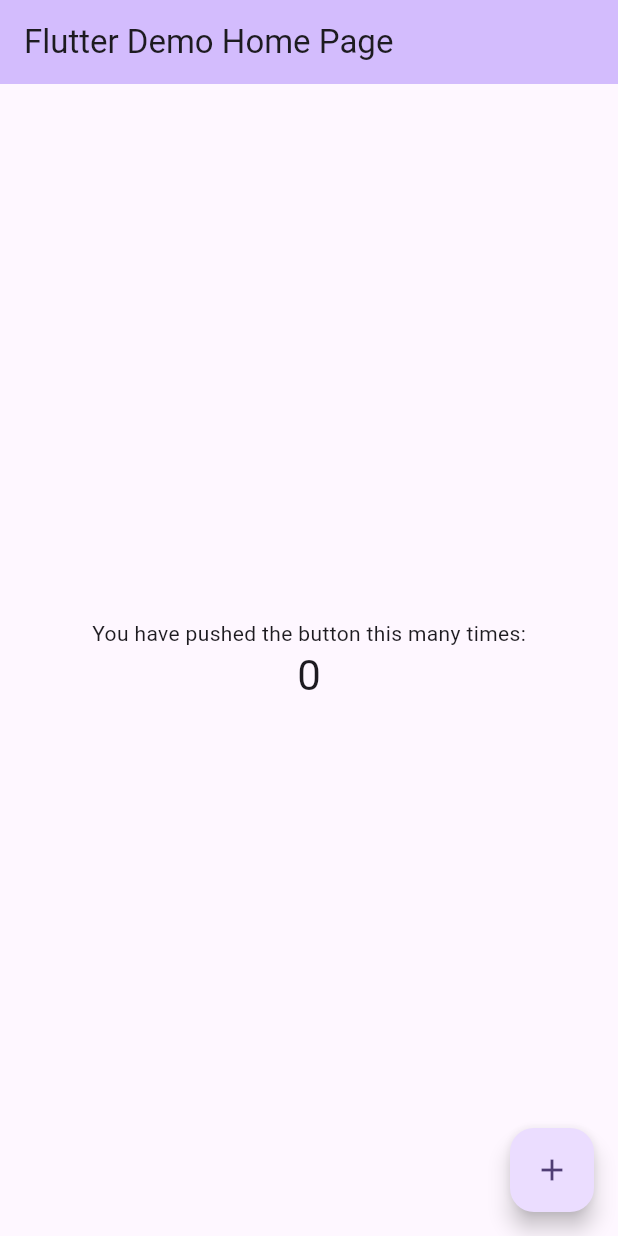
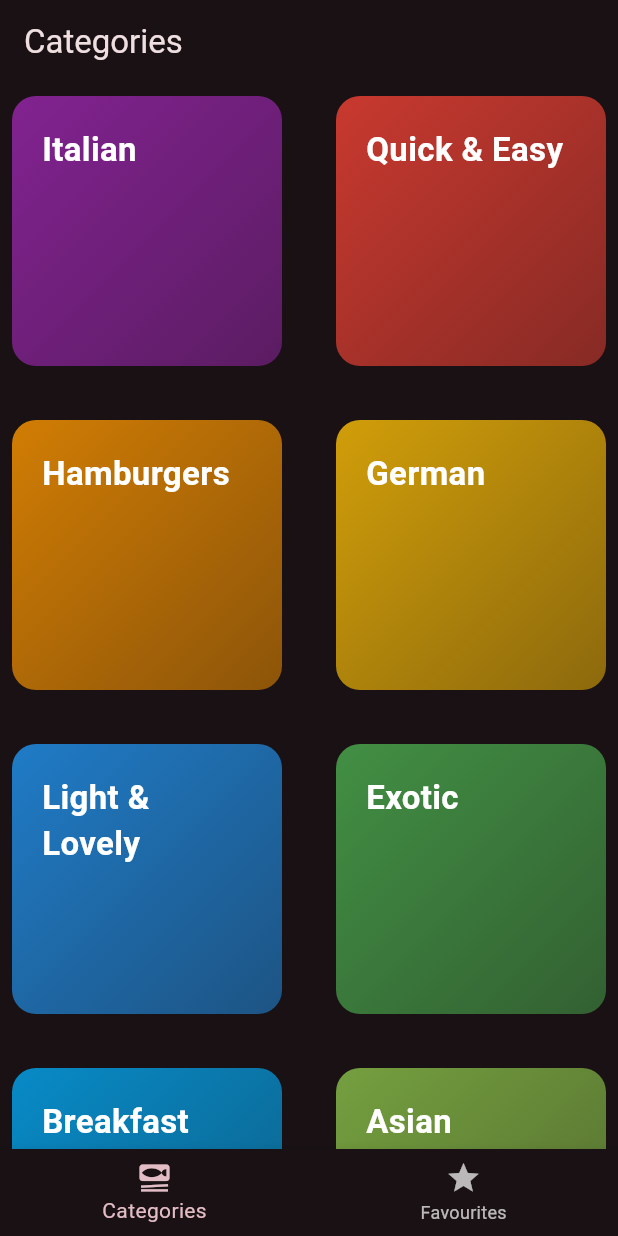
Before and after one commit to Jwkmk8522/mealapp, a Flutter app: the screen it shows after launch, on a phone screen of 412 x 824 dp. Run offline on Flutter 3.47's test engine with Material 3 defaults, Android fonts, the phone set to English and light mode, and no system bars.

Commit message:
Grid view and bottom navigation bar

```diff
--- a/analysis_options.yaml
+++ b/analysis_options.yaml
@@ -7,6 +7,9 @@
 
 # The following line activates a set of recommended lints for Flutter apps,
 # packages, and plugins designed to encourage good coding practices.
+analyzer:
+  errors:
+    non_constant_identifier_names: ignore
 include: package:flutter_lints/flutter.yaml
 
 linter:
--- /dev/null
+++ b/lib/Screens/categories.dart
@@ -0,0 +1,25 @@
+import 'package:flutter/material.dart';
+import 'package:mealapp/data/dummy_data.dart';
+import 'package:mealapp/models/category.dart';
+import 'package:mealapp/widgets/category_grid_item.dart';
+
+class categories extends StatefulWidget {
+  const categories({super.key});
+
+  @override
+  State<categories> createState() => _categoriesState();
+}
+
+class _categoriesState extends State<categories> {
+  List<Category> Categories = availableCategories;
+  @override
+  Widget build(BuildContext context) {
+    return GridView(
+      gridDelegate: const SliverGridDelegateWithFixedCrossAxisCount(
+          crossAxisCount: 2, crossAxisSpacing: 20, mainAxisSpacing: 20),
+      children: [
+        for (final catogory in Categories) CategoryGridItem(raja: catogory),
+      ],
+    );
+  }
+}
--- /dev/null
+++ b/lib/data/dummy_data.dart
@@ -0,0 +1,410 @@
+import 'package:flutter/material.dart';
+
+import '../models/category.dart';
+
+// Constants in Dart should be written in lowerCamelcase.
+List<Category> availableCategories = [
+  Category(
+    id: 'c1',
+    title: 'Italian',
+    color: Colors.purple,
+  ),
+  Category(
+    id: 'c2',
+    title: 'Quick & Easy',
+    color: Colors.red,
+  ),
+  Category(
+    id: 'c3',
+    title: 'Hamburgers',
+    color: Colors.orange,
+  ),
+  Category(
+    id: 'c4',
+    title: 'German',
+    color: Colors.amber,
+  ),
+  Category(
+    id: 'c5',
+    title: 'Light & Lovely',
+    color: Colors.blue,
+  ),
+  Category(
+    id: 'c6',
+    title: 'Exotic',
+    color: Colors.green,
+  ),
+  Category(
+    id: 'c7',
+    title: 'Breakfast',
+    color: Colors.lightBlue,
+  ),
+  Category(
+    id: 'c8',
+    title: 'Asian',
+    color: Colors.lightGreen,
+  ),
+  Category(
+    id: 'c9',
+    title: 'French',
+    color: Colors.pink,
+  ),
+  Category(
+    id: 'c10',
+    title: 'Summer',
+    color: Colors.teal,
+  ),
+];
+
+// const dummyMeals = [
+//   Meal(
+//     id: 'm1',
+//     categories: [
+//       'c1',
+//       'c2',
+//     ],
+//     title: 'Spaghetti with Tomato Sauce',
+//     affordability: Affordability.affordable,
+//     complexity: Complexity.simple,
+//     imageUrl:
+//         'https://upload.wikimedia.org/wikipedia/commons/thumb/2/20/Spaghetti_Bolognese_mit_Parmesan_oder_Grana_Padano.jpg/800px-Spaghetti_Bolognese_mit_Parmesan_oder_Grana_Padano.jpg',
+//     duration: 20,
+//     ingredients: [
+//       '4 Tomatoes',
+//       '1 Tablespoon of Olive Oil',
+//       '1 Onion',
+//       '250g Spaghetti',
+//       'Spices',
+//       'Cheese (optional)'
+
+
+//     ],
+//     steps: [
+//       'Cut the tomatoes and the onion into small pieces.',
+//       'Boil some water - add salt to it once it boils.',
+//       'Put the spaghetti into the boiling water - they should be done in about 10 to 12 minutes.',
+//       'In the meantime, heaten up some olive oil and add the cut onion.',
+//       'After 2 minutes, add the tomato pieces, salt, pepper and your other spices.',
+//       'The sauce will be done once the spaghetti are.',
+//       'Feel free to add some cheese on top of the finished dish.'
+//     ],
+//     isGlutenFree: false,
+//     isVegan: true,
+//     isVegetarian: true,
+//     isLactoseFree: true,
+//   ),
+//   Meal(
+//     id: 'm2',
+//     categories: [
+//       'c2',
+//     ],
+//     title: 'Toast Hawaii',
+//     affordability: Affordability.affordable,
+//     complexity: Complexity.simple,
+//     imageUrl:
+//         'https://cdn.pixabay.com/photo/2018/07/11/21/51/toast-3532016_1280.jpg',
+//     duration: 10,
+//     ingredients: [
+//       '1 Slice White Bread',
+//       '1 Slice Ham',
+//       '1 Slice Pineapple',
+//       '1-2 Slices of Cheese',
+//       'Butter'
+//     ],
+//     steps: [
+//       'Butter one side of the white bread',
+//       'Layer ham, the pineapple and cheese on the white bread',
+//       'Bake the toast for round about 10 minutes in the oven at 200°C'
+//     ],
+//     isGlutenFree: false,
+//     isVegan: false,
+//     isVegetarian: false,
+//     isLactoseFree: false,
+//   ),
+//   Meal(
+//     id: 'm3',
+//     categories: [
+//       'c2',
+//       'c3',
+//     ],
+//     title: 'Classic Hamburger',
+//     affordability: Affordability.pricey,
+//     complexity: Complexity.simple,
+//     imageUrl:
+//         'https://cdn.pixabay.com/photo/2014/10/23/18/05/burger-500054_1280.jpg',
+//     duration: 45,
+//     ingredients: [
+//       '300g Cattle Hack',
+//       '1 Tomato',
+//       '1 Cucumber',
+//       '1 Onion',
+//       'Ketchup',
+//       '2 Burger Buns'
+//     ],
+//     steps: [
+//       'Form 2 patties',
+//       'Fry the patties for c. 4 minutes on each side',
+//       'Quickly fry the buns for c. 1 minute on each side',
+//       'Bruch buns with ketchup',
+//       'Serve burger with tomato, cucumber and onion'
+//     ],
+//     isGlutenFree: false,
+//     isVegan: false,
+//     isVegetarian: false,
+//     isLactoseFree: true,
+//   ),
+//   Meal(
+//     id: 'm4',
+//     categories: [
+//       'c4',
+//     ],
+//     title: 'Wiener Schnitzel',
+//     affordability: Affordability.luxurious,
+//     complexity: Complexity.challenging,
+//     imageUrl:
+//         'https://cdn.pixabay.com/photo/2018/03/31/19/29/schnitzel-3279045_1280.jpg',
+//     duration: 60,
+//     ingredients: [
+//       '8 Veal Cutlets',
+//       '4 Eggs',
+//       '200g Bread Crumbs',
+//       '100g Flour',
+//       '300ml Butter',
+//       '100g Vegetable Oil',
+//       'Salt',
+//       'Lemon Slices'
+//     ],
+//     steps: [
+//       'Tenderize the veal to about 2–4mm, and salt on both sides.',
+//       'On a flat plate, stir the eggs briefly with a fork.',
+//       'Lightly coat the cutlets in flour then dip into the egg, and finally, coat in breadcrumbs.',
+//       'Heat the butter and oil in a large pan (allow the fat to get very hot) and fry the schnitzels until golden brown on both sides.',
+//       'Make sure to toss the pan regularly so that the schnitzels are surrounded by oil and the crumbing becomes ‘fluffy’.',
+//       'Remove, and drain on kitchen paper. Fry the parsley in the remaining oil and drain.',
+//       'Place the schnitzels on awarmed plate and serve garnishedwith parsley and slices of lemon.'
+//     ],
+//     isGlutenFree: false,
+//     isVegan: false,
+//     isVegetarian: false,
+//     isLactoseFree: false,
+//   ),
+//   Meal(
+//     id: 'm5',
+//     categories: [
+//       'c2'
+//           'c5',
+//       'c10',
+//     ],
+//     title: 'Salad with Smoked Salmon',
+//     affordability: Affordability.luxurious,
+//     complexity: Complexity.simple,
+//     imageUrl:
+//         'https://cdn.pixabay.com/photo/2016/10/25/13/29/smoked-salmon-salad-1768890_1280.jpg',
+//     duration: 15,
+//     ingredients: [
+//       'Arugula',
+//       'Lamb\'s Lettuce',
+//       'Parsley',
+//       'Fennel',
+//       '200g Smoked Salmon',
+//       'Mustard',
+//       'Balsamic Vinegar',
+//       'Olive Oil',
+//       'Salt and Pepper'
+//     ],
+//     steps: [
+//       'Wash and cut salad and herbs',
+//       'Dice the salmon',
+//       'Process mustard, vinegar and olive oil into a dessing',
+//       'Prepare the salad',
+//       'Add salmon cubes and dressing'
+//     ],
+//     isGlutenFree: true,
+//     isVegan: false,
+//     isVegetarian: true,
+//     isLactoseFree: true,
+//   ),
+//   Meal(
+//     id: 'm6',
+//     categories: [
+//       'c6',
+//       'c10',
+//     ],
+//     title: 'Delicious Orange Mousse',
+//     affordability: Affordability.affordable,
+//     complexity: Complexity.hard,
+//     imageUrl:
+//         'https://cdn.pixabay.com/photo/2017/05/01/05/18/pastry-2274750_1280.jpg',
+//     duration: 240,
+//     ingredients: [
+//       '4 Sheets of Gelatine',
+//       '150ml Orange Juice',
+//       '80g Sugar',
+//       '300g Yoghurt',
+//       '200g Cream',
+//       'Orange Peel',
+//     ],
+//     steps: [
+//       'Dissolve gelatine in pot',
+//       'Add orange juice and sugar',
+//       'Take pot off the stove',
+//       'Add 2 tablespoons of yoghurt',
+//       'Stir gelatin under remaining yoghurt',
+//       'Cool everything down in the refrigerator',
+//       'Whip the cream and lift it under die orange mass',
+//       'Cool down again for at least 4 hours',
+//       'Serve with orange peel',
+//     ],
+//     isGlutenFree: true,
+//     isVegan: false,
+//     isVegetarian: true,
+//     isLactoseFree: false,
+//   ),
+//   Meal(
+//     id: 'm7',
+//     categories: [
+//       'c7',
+//     ],
+//     title: 'Pancakes',
+//     affordability: Affordability.affordable,
+//     complexity: Complexity.simple,
+//     imageUrl:
+//         'https://cdn.pixabay.com/photo/2018/07/10/21/23/pancake-3529653_1280.jpg',
+//     duration: 20,
+//     ingredients: [
+//       '1 1/2 Cups all-purpose Flour',
+//       '3 1/2 Teaspoons Baking Powder',
+//       '1 Teaspoon Salt',
+//       '1 Tablespoon White Sugar',
+//       '1 1/4 cups Milk',
+//       '1 Egg',
+//       '3 Tablespoons Butter, melted',
+//     ],
+//     steps: [
+//       'In a large bowl, sift together the flour, baking powder, salt and sugar.',
+//       'Make a well in the center and pour in the milk, egg and melted butter; mix until smooth.',
+//       'Heat a lightly oiled griddle or frying pan over medium high heat.',
+//       'Pour or scoop the batter onto the griddle, using approximately 1/4 cup for each pancake. Brown on both sides and serve hot.'
+//     ],
+//     isGlutenFree: true,
+//     isVegan: false,
+//     isVegetarian: true,
+//     isLactoseFree: false,
+//   ),
+//   Meal(
+//     id: 'm8',
+//     categories: [
+//       'c8',
+//     ],
+//     title: 'Creamy Indian Chicken Curry',
+//     affordability: Affordability.pricey,
+//     complexity: Complexity.challenging,
+//     imageUrl:
+//         'https://cdn.pixabay.com/photo/2018/06/18/16/05/indian-food-3482749_1280.jpg',
+//     duration: 35,
+//     ingredients: [
+//       '4 Chicken Breasts',
+//       '1 Onion',
+//       '2 Cloves of Garlic',
+//       '1 Piece of Ginger',
+//       '4 Tablespoons Almonds',
+//       '1 Teaspoon Cayenne Pepper',
+//       '500ml Coconut Milk',
+//     ],
+//     steps: [
+//       'Slice and fry the chicken breast',
+//       'Process onion, garlic and ginger into paste and sauté everything',
+//       'Add spices and stir fry',
+//       'Add chicken breast + 250ml of water and cook everything for 10 minutes',
+//       'Add coconut milk',
+//       'Serve with rice'
+//     ],
+//     isGlutenFree: true,
+//     isVegan: false,
+//     isVegetarian: false,
+//     isLactoseFree: true,
+//   ),
+//   Meal(
+//     id: 'm9',
+//     categories: [
+//       'c9',
+//     ],
+//     title: 'Chocolate Souffle',
+//     affordability: Affordability.affordable,
+//     complexity: Complexity.hard,
+//     imageUrl:
+//         'https://cdn.pixabay.com/photo/2014/08/07/21/07/souffle-412785_1280.jpg',
+//     duration: 45,
+//     ingredients: [
+//       '1 Teaspoon melted Butter',
+//       '2 Tablespoons white Sugar',
+//       '2 Ounces 70% dark Chocolate, broken into pieces',
+//       '1 Tablespoon Butter',
+//       '1 Tablespoon all-purpose Flour',
+//       '4 1/3 tablespoons cold Milk',
+//       '1 Pinch Salt',
+//       '1 Pinch Cayenne Pepper',
+//       '1 Large Egg Yolk',
+//       '2 Large Egg Whites',
+//       '1 Pinch Cream of Tartar',
+//       '1 Tablespoon white Sugar',
+//     ],
+//     steps: [
+//       'Preheat oven to 190°C. Line a rimmed baking sheet with parchment paper.',
+//       'Brush bottom and sides of 2 ramekins lightly with 1 teaspoon melted butter; cover bottom and sides right up to the rim.',
+//       'Add 1 tablespoon white sugar to ramekins. Rotate ramekins until sugar coats all surfaces.',
+//       'Place chocolate pieces in a metal mixing bowl.',
+//       'Place bowl over a pan of about 3 cups hot water over low heat.',
+//       'Melt 1 tablespoon butter in a skillet over medium heat. Sprinkle in flour. Whisk until flour is incorporated into butter and mixture thickens.',
+//       'Whisk in cold milk until mixture becomes smooth and thickens. Transfer mixture to bowl with melted chocolate.',
+//       'Add salt and cayenne pepper. Mix together thoroughly. Add egg yolk and mix to combine.',
+//       'Leave bowl above the hot (not simmering) water to keep chocolate warm while you whip the egg whites.',
+//       'Place 2 egg whites in a mixing bowl; add cream of tartar. Whisk until mixture begins to thicken and a drizzle from the whisk stays on the surface about 1 second before disappearing into the mix.',
+//       'Add 1/3 of sugar and whisk in. Whisk in a bit more sugar about 15 seconds.',
+//       'whisk in the rest of the sugar. Continue whisking until mixture is about as thick as shaving cream and holds soft peaks, 3 to 5 minutes.',
+//       'Transfer a little less than half of egg whites to chocolate.',
+//       'Mix until egg whites are thoroughly incorporated into the chocolate.',
+//       'Add the rest of the egg whites; gently fold into the chocolate with a spatula, lifting from the bottom and folding over.',
+//       'Stop mixing after the egg white disappears. Divide mixture between 2 prepared ramekins. Place ramekins on prepared baking sheet.',
+//       'Bake in preheated oven until scuffles are puffed and have risen above the top of the rims, 12 to 15 minutes.',
+//     ],
+//     isGlutenFree: true,
+//     isVegan: false,
+//     isVegetarian: true,
+//     isLactoseFree: false,
+//   ),
+//   Meal(
+//     id: 'm10',
+//     categories: [
+//       'c2',
+//       'c5',
+//       'c10',
+//     ],
+//     title: 'Asparagus Salad with Cherry Tomatoes',
+//     affordability: Affordability.luxurious,
+//     complexity: Complexity.simple,
+//     imageUrl:
+//         'https://cdn.pixabay.com/photo/2018/04/09/18/26/asparagus-3304997_1280.jpg',
+//     duration: 30,
+//     ingredients: [
+//       'White and Green Asparagus',
+//       '30g Pine Nuts',
+//       '300g Cherry Tomatoes',
+//       'Salad',
+//       'Salt, Pepper and Olive Oil'
+//     ],
+//     steps: [
+//       'Wash, peel and cut the asparagus',
+//       'Cook in salted water',
+//       'Salt and pepper the asparagus',
+//       'Roast the pine nuts',
+//       'Halve the tomatoes',
+//       'Mix with asparagus, salad and dressing',
+//       'Serve with Baguette'
+//     ],
+//     isGlutenFree: true,
+//     isVegan: true,
+//     isVegetarian: true,
+//     isLactoseFree: true,
+//   ),
+// ];
--- a/lib/main.dart
+++ b/lib/main.dart
@@ -1,4 +1,5 @@
 import 'package:flutter/material.dart';
+import 'package:mealapp/widgets/tabs.dart';
 
 void main() {
   runApp(const MyApp());
@@ -10,60 +11,13 @@ class MyApp extends StatelessWidget {
   @override
   Widget build(BuildContext context) {
     return MaterialApp(
-      title: 'Flutter Demo',
+      title: "Meal App",
       theme: ThemeData(
-        colorScheme: ColorScheme.fromSeed(seedColor: Colors.deepPurple),
+        colorScheme: ColorScheme.fromSeed(
+            brightness: Brightness.dark, seedColor: Colors.black),
         useMaterial3: true,
       ),
-      home: const MyHomePage(title: 'Flutter Demo Home Page'),
+      home: const Tabs(),
     );
   }
 }
-
-class MyHomePage extends StatefulWidget {
-  const MyHomePage({super.key, required this.title});
-
-  final String title;
-
-  @override
-  State<MyHomePage> createState() => _MyHomePageState();
-}
-
-class _MyHomePageState extends State<MyHomePage> {
-  int _counter = 0;
-
-  void _incrementCounter() {
-    setState(() {
-      _counter++;
-    });
-  }
-
-  @override
-  Widget build(BuildContext context) {
-    return Scaffold(
-      appBar: AppBar(
-        backgroundColor: Theme.of(context).colorScheme.inversePrimary,
-        title: Text(widget.title),
-      ),
-      body: Center(
-        child: Column(
-          mainAxisAlignment: MainAxisAlignment.center,
-          children: <Widget>[
-            const Text(
-              'You have pushed the button this many times:',
-            ),
-            Text(
-              '$_counter',
-              style: Theme.of(context).textTheme.headlineMedium,
-            ),
-          ],
-        ),
-      ),
-      floatingActionButton: FloatingActionButton(
-        onPressed: _incrementCounter,
-        tooltip: 'Increment',
-        child: const Icon(Icons.add),
-      ),
-    );
-  }
-}
--- /dev/null
+++ b/lib/models/category.dart
@@ -0,0 +1,8 @@
+import 'package:flutter/material.dart';
+
+class Category {
+  Category({required this.id, required this.title, required this.color});
+  final String id;
+  final String title;
+  final Color color;
+}
--- /dev/null
+++ b/lib/widgets/category_grid_item.dart
@@ -0,0 +1,36 @@
+import 'package:flutter/material.dart';
+import 'package:mealapp/models/category.dart';
+
+class CategoryGridItem extends StatelessWidget {
+  final Category raja;
+  const CategoryGridItem({super.key, required this.raja});
+
+  @override
+  Widget build(BuildContext context) {
+    return InkWell(
+      onTap: () {},
+      child: Padding(
+        padding: const EdgeInsets.all(8),
+        child: Container(
+          padding: EdgeInsets.all(20),
+          decoration: BoxDecoration(
+            borderRadius: BorderRadius.circular(16),
+            gradient: LinearGradient(
+              colors: [
+                raja.color.withOpacity(0.8),
+                raja.color.withOpacity(0.5),
+              ],
+              begin: Alignment.topLeft,
+              end: Alignment.bottomRight,
+            ),
+          ),
+          child: Text(
+            raja.title,
+            style: const TextStyle(
+                color: Colors.white, fontWeight: FontWeight.bold, fontSize: 22),
+          ),
+        ),
+      ),
+    );
+  }
+}
--- /dev/null
+++ b/lib/widgets/tabs.dart
@@ -0,0 +1,27 @@
+import 'package:flutter/material.dart';
+import 'package:mealapp/Screens/categories.dart';
+
+class Tabs extends StatelessWidget {
+  const Tabs({super.key});
+
+  @override
+  Widget build(BuildContext context) {
+    Widget activepage = const categories();
+    return Scaffold(
+      appBar: AppBar(
+        title: const Text("Categories"),
+      ),
+      body: activepage,
+      bottomNavigationBar: BottomNavigationBar(items: const [
+        BottomNavigationBarItem(
+          icon: Icon(Icons.set_meal),
+          label: "Categories",
+        ),
+        BottomNavigationBarItem(
+          icon: Icon(Icons.star),
+          label: "Favourites",
+        ),
+      ]),
+    );
+  }
+}
```
